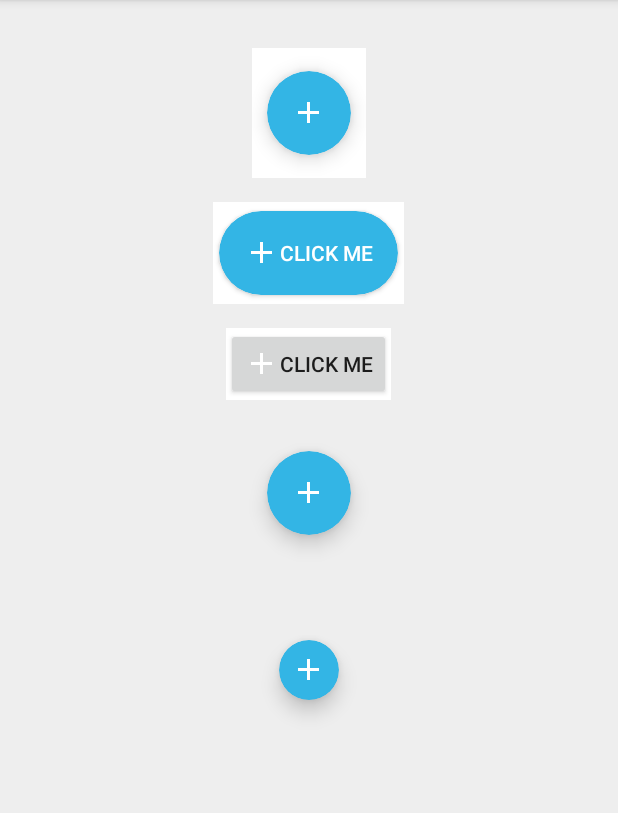
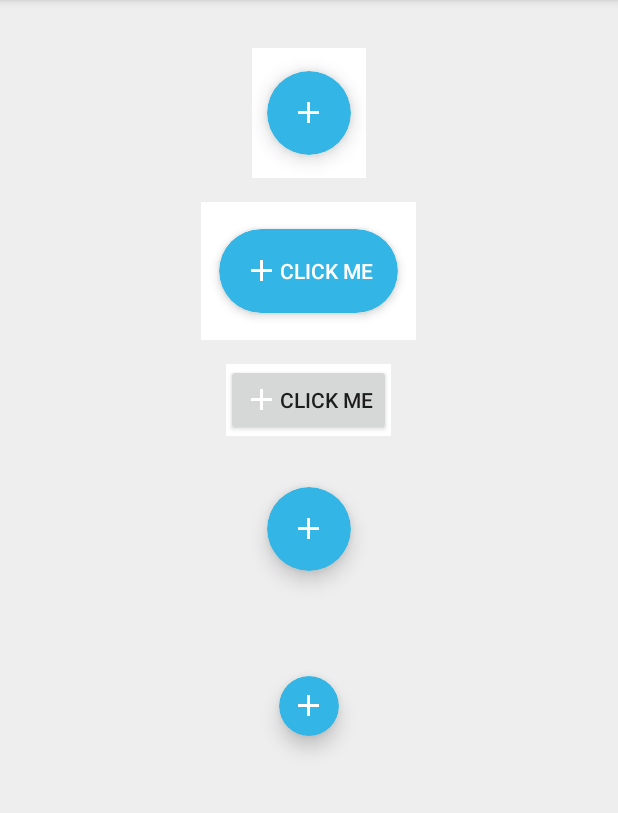
Before and after one commit to slaterama/FloatingActionButton, an Android app: the screen it shows after launch (MainActivity), on a phone screen of 412 x 824 dp, the part 84-897 px from its top. Run offline under Robolectric (Android 15) with nearby library versions, the phone set to English and light mode, and no system bars; plain views replace RoundedImageButton.

Commit message:
Temporarily always creating my own state list animator. Need to create xml version

```diff
--- a/app/src/main/AndroidManifest.xml
+++ b/app/src/main/AndroidManifest.xml
@@ -1,6 +1,6 @@
 <?xml version="1.0" encoding="utf-8"?>
 <manifest xmlns:android="http://schemas.android.com/apk/res/android"
-    package="com.slaterama.floatingactionbutton" >
+    package="com.slaterama.roundedbutton" >
 
     <application
         android:allowBackup="true"
@@ -8,7 +8,7 @@
         android:label="@string/app_name"
         android:theme="@style/AppTheme.Fab">
         <activity
-            android:name="com.slaterama.floatingactionbutton.MainActivity"
+            android:name="com.slaterama.roundedbutton.MainActivity"
             android:label="@string/app_name">
             <intent-filter>
                 <action android:name="android.intent.action.MAIN" />
--- a/app/src/main/java/com/slaterama/floatingactionbutton/GraphicsCompat.java
+++ b/app/src/main/java/com/slaterama/roundedbutton/GraphicsCompat.java
@@ -1,4 +1,4 @@
-package com.slaterama.floatingactionbutton;
+package com.slaterama.roundedbutton;
 
 import android.annotation.TargetApi;
 import android.graphics.Canvas;
--- a/app/src/main/java/com/slaterama/floatingactionbutton/LogEx.java
+++ b/app/src/main/java/com/slaterama/roundedbutton/LogEx.java
@@ -1,4 +1,4 @@
-package com.slaterama.floatingactionbutton;
+package com.slaterama.roundedbutton;
 
 import android.text.TextUtils;
 import android.util.Log;
--- a/app/src/main/java/com/slaterama/floatingactionbutton/MainActivity.java
+++ b/app/src/main/java/com/slaterama/roundedbutton/MainActivity.java
@@ -1,4 +1,4 @@
-package com.slaterama.floatingactionbutton;
+package com.slaterama.roundedbutton;
 
 import android.os.Bundle;
 import android.support.v7.app.ActionBarActivity;
@@ -6,7 +6,7 @@ import android.view.Menu;
 import android.view.MenuItem;
 import android.view.View;
 
-import com.slaterama.floatingactionbutton.widget.FloatingActionButton;
+import com.slaterama.roundedbutton.widget.FloatingActionButton;
 
 
 public class MainActivity extends ActionBarActivity {
--- a/app/src/main/java/com/slaterama/floatingactionbutton/ViewCompatEx.java
+++ b/app/src/main/java/com/slaterama/roundedbutton/ViewCompatEx.java
@@ -1,4 +1,4 @@
-package com.slaterama.floatingactionbutton;
+package com.slaterama.roundedbutton;
 
 import android.annotation.TargetApi;
 import android.graphics.drawable.Drawable;
--- a/app/src/main/java/com/slaterama/floatingactionbutton/widget/RoundedButton.java
+++ b/app/src/main/java/com/slaterama/roundedbutton/widget/FloatingActionButton.java
@@ -1,4 +1,4 @@
-package com.slaterama.floatingactionbutton.widget;
+package com.slaterama.roundedbutton.widget;
 
 import android.annotation.TargetApi;
 import android.content.Context;
@@ -9,11 +9,11 @@ import android.os.Build;
 import android.support.v4.view.ViewCompat;
 import android.util.AttributeSet;
 import android.view.View;
-import android.widget.Button;
+import android.widget.ImageButton;
 
-import com.slaterama.floatingactionbutton.R;
+import com.slaterama.roundedbutton.R;
 
-public class RoundedButton extends Button
+public class FloatingActionButton extends ImageButton
 		implements RoundedButtonDelegate {
 
 	protected static RoundedButtonBackgroundImpl newRoundedButtonImpl(
@@ -28,41 +28,29 @@ public class RoundedButton extends Button
 		}
 	}
 
-	protected static void updateOverlapPadding(float cornerRadius, boolean preventCornerOverlap,
-	                                           Rect overlapPadding) {
-		if (preventCornerOverlap) {
-			int padding = (int) Math.ceil((1 - COS_45) * cornerRadius);
-			overlapPadding.set(padding, padding, padding, padding);
-		} else {
-			overlapPadding.setEmpty();
-		}
-	}
-
 	protected boolean mPreventCornerOverlap;
 
 	protected final Rect mShadowPadding = new Rect();
-
-	protected final Rect mOverlapPadding = new Rect();
 
 	protected final Rect mContentPadding = new Rect();
 
 	protected RoundedButtonBackgroundImpl mImpl;
 
-	public RoundedButton(Context context) {
+	public FloatingActionButton(Context context) {
 		super(context, null);
 	}
 
-	public RoundedButton(Context context, AttributeSet attrs) {
-		this(context, attrs, R.attr.roundedButtonStyle);
+	public FloatingActionButton(Context context, AttributeSet attrs) {
+		this(context, attrs, R.attr.floatingActionButtonStyle);
 	}
 
-	public RoundedButton(Context context, AttributeSet attrs, int defStyleAttr) {
+	public FloatingActionButton(Context context, AttributeSet attrs, int defStyleAttr) {
 		super(context, attrs, defStyleAttr);
 		initialize(context, attrs, defStyleAttr, 0);
 	}
 
 	@TargetApi(Build.VERSION_CODES.LOLLIPOP)
-	public RoundedButton(Context context, AttributeSet attrs, int defStyleAttr,
+	public FloatingActionButton(Context context, AttributeSet attrs, int defStyleAttr,
 	                            int defStyleRes) {
 		super(context, attrs, defStyleAttr, defStyleRes);
 		initialize(context, attrs, defStyleAttr, defStyleRes);
@@ -70,34 +58,33 @@ public class RoundedButton extends Button
 
 	protected void initialize(Context context, AttributeSet attrs, int defStyleAttr,
 	                          int defStyleRes) {
-		TypedArray a = context.obtainStyledAttributes(attrs, R.styleable.RoundedButton,
+		TypedArray a = context.obtainStyledAttributes(attrs, R.styleable.FloatingActionButton,
 				defStyleAttr, defStyleRes);
 
-		ColorStateList color = a.getColorStateList(R.styleable.RoundedButton_roundedBtnColor);
+		ColorStateList color = a.getColorStateList(R.styleable.FloatingActionButton_fabColor);
 		// TODO resolve color?
 
-		float cornerRadius = a.getDimension(R.styleable.RoundedButton_roundedBtnCornerRadius,
+		float cornerRadius = a.getDimension(R.styleable.FloatingActionButton_fabCornerRadius,
 				getResources().getDimension(R.dimen.fab_default_corner_radius));
-		float elevation = a.getDimension(R.styleable.RoundedButton_roundedBtnElevation,
+		float elevation = a.getDimension(R.styleable.FloatingActionButton_fabElevation,
 				getResources().getDimension(R.dimen.fab_default_elevation));
-		float maxElevation = a.getDimension(R.styleable.RoundedButton_roundedBtnMaxElevation,
+		float maxElevation = a.getDimension(R.styleable.FloatingActionButton_fabMaxElevation,
 				getResources().getDimension(R.dimen.fab_default_max_elevation));
 		boolean useCompatPadding = a.getBoolean(
-				R.styleable.RoundedButton_roundedBtnUseCompatPadding, false);
+				R.styleable.FloatingActionButton_fabUseCompatPadding, false);
 		mPreventCornerOverlap = a.getBoolean(
-				R.styleable.RoundedButton_roundedBtnPreventCornerOverlap, true);
-		updateOverlapPadding(cornerRadius, mPreventCornerOverlap, mOverlapPadding);
+				R.styleable.FloatingActionButton_fabPreventCornerOverlap, true);
 
 		int defaultPadding = a.getDimensionPixelOffset(
-				R.styleable.RoundedButton_roundedBtnContentPadding, 0);
+				R.styleable.FloatingActionButton_fabContentPadding, 0);
 		mContentPadding.left = a.getDimensionPixelOffset(
-				R.styleable.RoundedButton_roundedBtnContentPaddingLeft, defaultPadding);
+				R.styleable.FloatingActionButton_fabContentPaddingLeft, defaultPadding);
 		mContentPadding.top = a.getDimensionPixelOffset(
-				R.styleable.RoundedButton_roundedBtnContentPaddingTop, defaultPadding);
+				R.styleable.FloatingActionButton_fabContentPaddingTop, defaultPadding);
 		mContentPadding.right = a.getDimensionPixelOffset(
-				R.styleable.RoundedButton_roundedBtnContentPaddingRight, defaultPadding);
+				R.styleable.FloatingActionButton_fabContentPaddingRight, defaultPadding);
 		mContentPadding.bottom = a.getDimensionPixelOffset(
-				R.styleable.RoundedButton_roundedBtnContentPaddingBottom, defaultPadding);
+				R.styleable.FloatingActionButton_fabContentPaddingBottom, defaultPadding);
 
 		a.recycle();
 
@@ -169,39 +156,39 @@ public class RoundedButton extends Button
 	public void setPreventCornerOverlap(boolean preventCornerOverlap) {
 		if (preventCornerOverlap != mPreventCornerOverlap) {
 			mPreventCornerOverlap = preventCornerOverlap;
-			updateOverlapPadding(getCornerRadius(), preventCornerOverlap, mOverlapPadding);
-			updatePadding();
+			// TODO
 		}
 	}
 
 	@Override
 	protected void onMeasure(int widthMeasureSpec, int heightMeasureSpec) {
 		super.onMeasure(widthMeasureSpec, heightMeasureSpec);
-
 		int measuredWidthAndState = ViewCompat.getMeasuredWidthAndState(this);
 		int measuredHeightAndState = ViewCompat.getMeasuredHeightAndState(this);
-		int measuredWidth = measuredWidthAndState & ViewCompat.MEASURED_SIZE_MASK;
+		// int measuredWidth = measuredWidthAndState & ViewCompat.MEASURED_SIZE_MASK;
 		int measuredWidthState = measuredWidthAndState & ViewCompat.MEASURED_STATE_MASK;
-		int measuredHeight = measuredHeightAndState & ViewCompat.MEASURED_SIZE_MASK;
+		// int measuredHeight = measuredHeightAndState & ViewCompat.MEASURED_SIZE_MASK;
 		int measuredHeightState = measuredHeightAndState & ViewCompat.MEASURED_STATE_MASK;
 
 		float cornerRadius = mImpl.getCornerRadius();
-		int minWidth = (int) (2 * cornerRadius) + mShadowPadding.left + mShadowPadding.right;
-		int minHeight = (int) (2 * cornerRadius) + mShadowPadding.top + mShadowPadding.bottom;
-		int resolvedWidthSizeAndState = ViewCompat.resolveSizeAndState(
-				Math.max(measuredWidth, minWidth), widthMeasureSpec, measuredWidthState);
-		int resolvedHeightSizeAndState = ViewCompat.resolveSizeAndState(
-				Math.max(measuredHeight, minHeight), heightMeasureSpec, measuredHeightState);
+		int fabWidth = (int) (2 * cornerRadius) + mShadowPadding.left + mShadowPadding.right;
+		int fabHeight = (int) (2 * cornerRadius) + mShadowPadding.top + mShadowPadding.bottom;
+		int resolvedWidthSizeAndState = ViewCompat.resolveSizeAndState(fabWidth, widthMeasureSpec,
+				measuredWidthState);
+		int resolvedHeightSizeAndState = ViewCompat.resolveSizeAndState(fabHeight,
+				heightMeasureSpec, measuredHeightState);
 		int resolvedWidth = resolvedWidthSizeAndState & ViewCompat.MEASURED_SIZE_MASK;
 		int resolvedHeight = resolvedHeightSizeAndState & ViewCompat.MEASURED_SIZE_MASK;
-
 		setMeasuredDimension(resolvedWidth, resolvedHeight);
 	}
 
 	public void updatePadding() {
-		super.setPadding(mShadowPadding.left + mOverlapPadding.left + mContentPadding.left,
-				mShadowPadding.top + mOverlapPadding.top + mContentPadding.top,
-				mShadowPadding.right + mOverlapPadding.right + mContentPadding.right,
-				mShadowPadding.bottom + mOverlapPadding.bottom + mContentPadding.bottom);
+		// TODO account for mPreventCornerOverlap
+		float overlapPadding = 0.0f;
+
+		super.setPadding((int) (mShadowPadding.left + mContentPadding.left + overlapPadding),
+				(int) (mShadowPadding.top + mContentPadding.top + overlapPadding),
+				(int) (mShadowPadding.right + mContentPadding.right + overlapPadding),
+				(int) (mShadowPadding.bottom + mContentPadding.bottom + overlapPadding));
 	}
 }
--- a/app/src/main/java/com/slaterama/floatingactionbutton/widget/FloatingActionButton.java
+++ b/app/src/main/java/com/slaterama/roundedbutton/widget/RoundedButton.java
@@ -1,4 +1,4 @@
-package com.slaterama.floatingactionbutton.widget;
+package com.slaterama.roundedbutton.widget;
 
 import android.annotation.TargetApi;
 import android.content.Context;
@@ -9,11 +9,11 @@ import android.os.Build;
 import android.support.v4.view.ViewCompat;
 import android.util.AttributeSet;
 import android.view.View;
-import android.widget.ImageButton;
+import android.widget.Button;
 
-import com.slaterama.floatingactionbutton.R;
+import com.slaterama.roundedbutton.R;
 
-public class FloatingActionButton extends ImageButton
+public class RoundedButton extends Button
 		implements RoundedButtonDelegate {
 
 	protected static RoundedButtonBackgroundImpl newRoundedButtonImpl(
@@ -28,29 +28,41 @@ public class FloatingActionButton extends ImageButton
 		}
 	}
 
+	protected static void updateOverlapPadding(float cornerRadius, boolean preventCornerOverlap,
+	                                           Rect overlapPadding) {
+		if (preventCornerOverlap) {
+			int padding = (int) Math.ceil((1 - COS_45) * cornerRadius);
+			overlapPadding.set(padding, padding, padding, padding);
+		} else {
+			overlapPadding.setEmpty();
+		}
+	}
+
 	protected boolean mPreventCornerOverlap;
 
 	protected final Rect mShadowPadding = new Rect();
+
+	protected final Rect mOverlapPadding = new Rect();
 
 	protected final Rect mContentPadding = new Rect();
 
 	protected RoundedButtonBackgroundImpl mImpl;
 
-	public FloatingActionButton(Context context) {
+	public RoundedButton(Context context) {
 		super(context, null);
 	}
 
-	public FloatingActionButton(Context context, AttributeSet attrs) {
-		this(context, attrs, R.attr.floatingActionButtonStyle);
+	public RoundedButton(Context context, AttributeSet attrs) {
+		this(context, attrs, R.attr.roundedButtonStyle);
 	}
 
-	public FloatingActionButton(Context context, AttributeSet attrs, int defStyleAttr) {
+	public RoundedButton(Context context, AttributeSet attrs, int defStyleAttr) {
 		super(context, attrs, defStyleAttr);
 		initialize(context, attrs, defStyleAttr, 0);
 	}
 
 	@TargetApi(Build.VERSION_CODES.LOLLIPOP)
-	public FloatingActionButton(Context context, AttributeSet attrs, int defStyleAttr,
+	public RoundedButton(Context context, AttributeSet attrs, int defStyleAttr,
 	                            int defStyleRes) {
 		super(context, attrs, defStyleAttr, defStyleRes);
 		initialize(context, attrs, defStyleAttr, defStyleRes);
@@ -58,33 +70,34 @@ public class FloatingActionButton extends ImageButton
 
 	protected void initialize(Context context, AttributeSet attrs, int defStyleAttr,
 	                          int defStyleRes) {
-		TypedArray a = context.obtainStyledAttributes(attrs, R.styleable.FloatingActionButton,
+		TypedArray a = context.obtainStyledAttributes(attrs, R.styleable.RoundedButton,
 				defStyleAttr, defStyleRes);
 
-		ColorStateList color = a.getColorStateList(R.styleable.FloatingActionButton_fabColor);
+		ColorStateList color = a.getColorStateList(R.styleable.RoundedButton_roundedBtnColor);
 		// TODO resolve color?
 
-		float cornerRadius = a.getDimension(R.styleable.FloatingActionButton_fabCornerRadius,
+		float cornerRadius = a.getDimension(R.styleable.RoundedButton_roundedBtnCornerRadius,
 				getResources().getDimension(R.dimen.fab_default_corner_radius));
-		float elevation = a.getDimension(R.styleable.FloatingActionButton_fabElevation,
+		float elevation = a.getDimension(R.styleable.RoundedButton_roundedBtnElevation,
 				getResources().getDimension(R.dimen.fab_default_elevation));
-		float maxElevation = a.getDimension(R.styleable.FloatingActionButton_fabMaxElevation,
+		float maxElevation = a.getDimension(R.styleable.RoundedButton_roundedBtnMaxElevation,
 				getResources().getDimension(R.dimen.fab_default_max_elevation));
 		boolean useCompatPadding = a.getBoolean(
-				R.styleable.FloatingActionButton_fabUseCompatPadding, false);
+				R.styleable.RoundedButton_roundedBtnUseCompatPadding, false);
 		mPreventCornerOverlap = a.getBoolean(
-				R.styleable.FloatingActionButton_fabPreventCornerOverlap, true);
+				R.styleable.RoundedButton_roundedBtnPreventCornerOverlap, true);
+		updateOverlapPadding(cornerRadius, mPreventCornerOverlap, mOverlapPadding);
 
 		int defaultPadding = a.getDimensionPixelOffset(
-				R.styleable.FloatingActionButton_fabContentPadding, 0);
+				R.styleable.RoundedButton_roundedBtnContentPadding, 0);
 		mContentPadding.left = a.getDimensionPixelOffset(
-				R.styleable.FloatingActionButton_fabContentPaddingLeft, defaultPadding);
+				R.styleable.RoundedButton_roundedBtnContentPaddingLeft, defaultPadding);
 		mContentPadding.top = a.getDimensionPixelOffset(
-				R.styleable.FloatingActionButton_fabContentPaddingTop, defaultPadding);
+				R.styleable.RoundedButton_roundedBtnContentPaddingTop, defaultPadding);
 		mContentPadding.right = a.getDimensionPixelOffset(
-				R.styleable.FloatingActionButton_fabContentPaddingRight, defaultPadding);
+				R.styleable.RoundedButton_roundedBtnContentPaddingRight, defaultPadding);
 		mContentPadding.bottom = a.getDimensionPixelOffset(
-				R.styleable.FloatingActionButton_fabContentPaddingBottom, defaultPadding);
+				R.styleable.RoundedButton_roundedBtnContentPaddingBottom, defaultPadding);
 
 		a.recycle();
 
@@ -156,39 +169,39 @@ public class FloatingActionButton extends ImageButton
 	public void setPreventCornerOverlap(boolean preventCornerOverlap) {
 		if (preventCornerOverlap != mPreventCornerOverlap) {
 			mPreventCornerOverlap = preventCornerOverlap;
-			// TODO
+			updateOverlapPadding(getCornerRadius(), preventCornerOverlap, mOverlapPadding);
+			updatePadding();
 		}
 	}
 
 	@Override
 	protected void onMeasure(int widthMeasureSpec, int heightMeasureSpec) {
 		super.onMeasure(widthMeasureSpec, heightMeasureSpec);
+
 		int measuredWidthAndState = ViewCompat.getMeasuredWidthAndState(this);
 		int measuredHeightAndState = ViewCompat.getMeasuredHeightAndState(this);
-		// int measuredWidth = measuredWidthAndState & ViewCompat.MEASURED_SIZE_MASK;
+		int measuredWidth = measuredWidthAndState & ViewCompat.MEASURED_SIZE_MASK;
 		int measuredWidthState = measuredWidthAndState & ViewCompat.MEASURED_STATE_MASK;
-		// int measuredHeight = measuredHeightAndState & ViewCompat.MEASURED_SIZE_MASK;
+		int measuredHeight = measuredHeightAndState & ViewCompat.MEASURED_SIZE_MASK;
 		int measuredHeightState = measuredHeightAndState & ViewCompat.MEASURED_STATE_MASK;
 
 		float cornerRadius = mImpl.getCornerRadius();
-		int fabWidth = (int) (2 * cornerRadius) + mShadowPadding.left + mShadowPadding.right;
-		int fabHeight = (int) (2 * cornerRadius) + mShadowPadding.top + mShadowPadding.bottom;
-		int resolvedWidthSizeAndState = ViewCompat.resolveSizeAndState(fabWidth, widthMeasureSpec,
-				measuredWidthState);
-		int resolvedHeightSizeAndState = ViewCompat.resolveSizeAndState(fabHeight,
-				heightMeasureSpec, measuredHeightState);
+		int minWidth = (int) (2 * cornerRadius) + mShadowPadding.left + mShadowPadding.right;
+		int minHeight = (int) (2 * cornerRadius) + mShadowPadding.top + mShadowPadding.bottom;
+		int resolvedWidthSizeAndState = ViewCompat.resolveSizeAndState(
+				Math.max(measuredWidth, minWidth), widthMeasureSpec, measuredWidthState);
+		int resolvedHeightSizeAndState = ViewCompat.resolveSizeAndState(
+				Math.max(measuredHeight, minHeight), heightMeasureSpec, measuredHeightState);
 		int resolvedWidth = resolvedWidthSizeAndState & ViewCompat.MEASURED_SIZE_MASK;
 		int resolvedHeight = resolvedHeightSizeAndState & ViewCompat.MEASURED_SIZE_MASK;
+
 		setMeasuredDimension(resolvedWidth, resolvedHeight);
 	}
 
 	public void updatePadding() {
-		// TODO account for mPreventCornerOverlap
-		float overlapPadding = 0.0f;
-
-		super.setPadding((int) (mShadowPadding.left + mContentPadding.left + overlapPadding),
-				(int) (mShadowPadding.top + mContentPadding.top + overlapPadding),
-				(int) (mShadowPadding.right + mContentPadding.right + overlapPadding),
-				(int) (mShadowPadding.bottom + mContentPadding.bottom + overlapPadding));
+		super.setPadding(mShadowPadding.left + mOverlapPadding.left + mContentPadding.left,
+				mShadowPadding.top + mOverlapPadding.top + mContentPadding.top,
+				mShadowPadding.right + mOverlapPadding.right + mContentPadding.right,
+				mShadowPadding.bottom + mOverlapPadding.bottom + mContentPadding.bottom);
 	}
 }
--- a/app/src/main/java/com/slaterama/floatingactionbutton/widget/RoundedButtonBackgroundImpl.java
+++ b/app/src/main/java/com/slaterama/roundedbutton/widget/RoundedButtonBackgroundImpl.java
@@ -1,4 +1,4 @@
-package com.slaterama.floatingactionbutton.widget;
+package com.slaterama.roundedbutton.widget;
 
 import android.content.res.ColorStateList;
 
--- a/app/src/main/java/com/slaterama/floatingactionbutton/widget/RoundedButtonBackgroundLollipop.java
+++ b/app/src/main/java/com/slaterama/roundedbutton/widget/RoundedButtonBackgroundLollipop.java
@@ -1,11 +1,10 @@
-package com.slaterama.floatingactionbutton.widget;
+package com.slaterama.roundedbutton.widget;
 
 import android.animation.ObjectAnimator;
 import android.animation.StateListAnimator;
 import android.annotation.TargetApi;
 import android.content.res.ColorStateList;
 import android.content.res.Resources;
-import android.content.res.TypedArray;
 import android.graphics.Canvas;
 import android.graphics.ColorFilter;
 import android.graphics.Outline;
@@ -75,10 +74,11 @@ public class RoundedButtonBackgroundLollipop extends Drawable
 		view.setBackground(mRippleDrawable);
 		view.setClipToOutline(true);
 
+		// TODO Make an xml state list animator and set it in styles.xml
 		StateListAnimator stateListAnimator = view.getStateListAnimator();
-		if (stateListAnimator == null) {
+//		if (stateListAnimator == null) {
 			view.setStateListAnimator(newDefaultStateListAnimator(view, elevation, maxElevation));
-		}
+//		}
 
 		invalidatePadding(null);
 	}
--- a/app/src/main/java/com/slaterama/floatingactionbutton/widget/RoundedButtonDelegate.java
+++ b/app/src/main/java/com/slaterama/roundedbutton/widget/RoundedButtonDelegate.java
@@ -1,4 +1,4 @@
-package com.slaterama.floatingactionbutton.widget;
+package com.slaterama.roundedbutton.widget;
 
 import android.view.View;
 
--- a/app/src/main/res/layout/activity_main.xml
+++ b/app/src/main/res/layout/activity_main.xml
@@ -62,7 +62,7 @@
 			android:layout_marginTop="16dp"
 			android:background="#FFF">
 
-			<com.slaterama.floatingactionbutton.widget.FloatingActionButton
+			<com.slaterama.roundedbutton.widget.FloatingActionButton
 				android:id="@+id/fab_1"
 				android:layout_width="wrap_content"
 				android:layout_height="wrap_content"
@@ -81,7 +81,7 @@
 			android:layout_marginTop="16dp"
 			android:background="#FFF">
 
-			<com.slaterama.floatingactionbutton.widget.RoundedButton
+			<com.slaterama.roundedbutton.widget.RoundedButton
 				android:id="@+id/roundedBtn_1"
 				android:layout_width="wrap_content"
 				android:layout_height="wrap_content"
@@ -93,6 +93,8 @@
 				android:gravity="center_vertical"
 				app:roundedBtnCornerRadius="@dimen/fab_default_corner_radius"
 				app:roundedBtnUseCompatPadding="true"
+				app:roundedBtnElevation="4dp"
+				app:roundedBtnMaxElevation="12dp"
 				android:onClick="onClick"/>
 
 		</FrameLayout>
@@ -114,7 +116,7 @@
 
 		</FrameLayout>
 
-		<com.slaterama.floatingactionbutton.widget.FloatingActionButton
+		<com.slaterama.roundedbutton.widget.FloatingActionButton
 			android:id="@+id/fab_2"
 			android:layout_width="wrap_content"
 			android:layout_height="wrap_content"
@@ -126,7 +128,7 @@
 			android:src="@drawable/ic_add_white_24dp"
 			android:onClick="onClick"/>
 
-		<com.slaterama.floatingactionbutton.widget.FloatingActionButton
+		<com.slaterama.roundedbutton.widget.FloatingActionButton
 			android:id="@+id/fab_3"
 			android:layout_width="wrap_content"
 			android:layout_height="wrap_content"
```
Also changed, not shown: app/src/main/java/com/slaterama/roundedbutton/widget/RoundedButtonBackgroundEclairMr1.java (renamed from app/src/main/java/com/slaterama/floatingactionbutton/widget/RoundedButtonBackgroundEclairMr1.java, +4 -5 lines), 2 other files.
